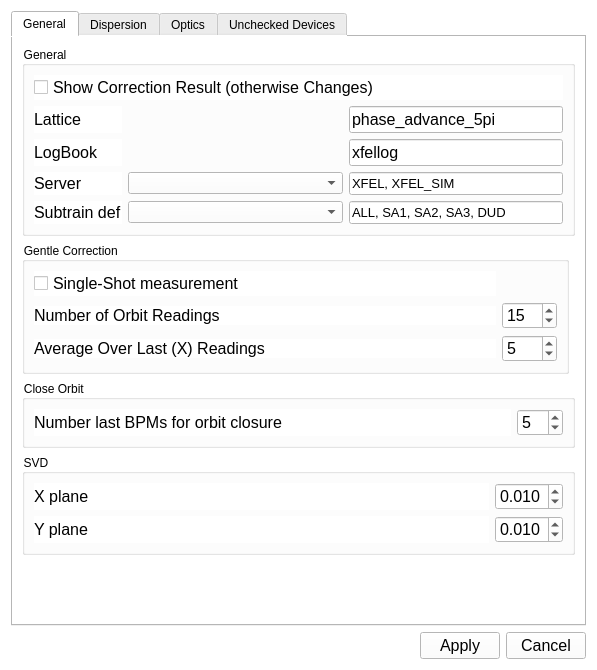
Qt form gui/UISettings.ui (sergey-tomin/manul) before a commit.
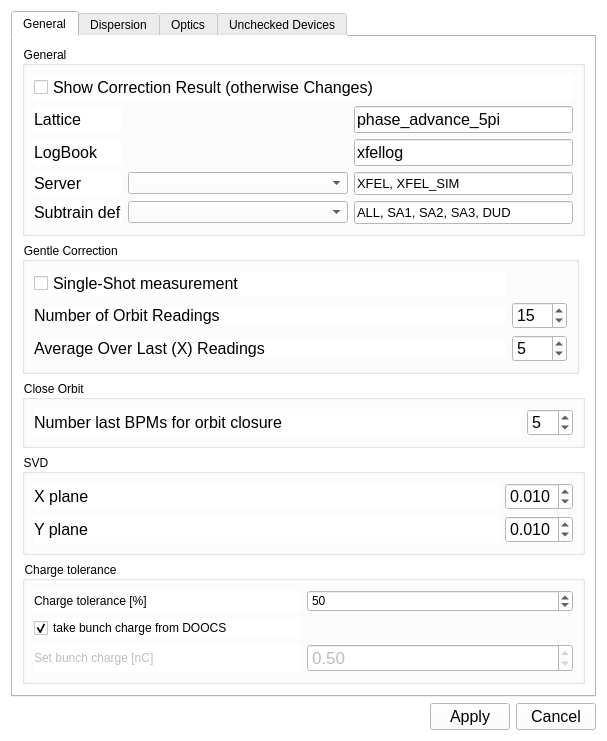
The same form after that commit.

Commit message: removed dependence from ocelot.optimizer package. implemented user defined charge threshold for BPMs

Diff of the .ui file:
```diff
--- a/gui/UISettings.ui
+++ b/gui/UISettings.ui
@@ -6,8 +6,8 @@
    <rect>
     <x>0</x>
     <y>0</y>
-    <width>597</width>
-    <height>670</height>
+    <width>607</width>
+    <height>731</height>
    </rect>
   </property>
   <property name="minimumSize">
@@ -511,7 +511,7 @@
          </item>
         </layout>
        </item>
-       <item row="3" column="0">
+       <item row="4" column="0">
         <spacer name="verticalSpacer_4">
          <property name="orientation">
           <enum>Qt::Vertical</enum>
@@ -524,6 +524,81 @@
          </property>
         </spacer>
        </item>
+       <item row="3" column="0">
+        <widget class="QGroupBox" name="groupBox_4">
+         <property name="title">
+          <string>Charge tolerance</string>
+         </property>
+         <layout class="QGridLayout" name="gridLayout_3">
+          <item row="0" column="0">
+           <widget class="QLabel" name="label">
+            <property name="text">
+             <string>Charge tolerance [%]</string>
+            </property>
+           </widget>
+          </item>
+          <item row="0" column="1">
+           <widget class="QSpinBox" name="sb_charge_tol">
+            <property name="singleStep">
+             <number>5</number>
+            </property>
+            <property name="value">
+             <number>50</number>
+            </property>
+           </widget>
+          </item>
+          <item row="1" column="0">
+           <widget class="QCheckBox" name="cb_charge_doocs">
+            <property name="text">
+             <string>take bunch charge from DOOCS</string>
+            </property>
+            <property name="checked">
+             <bool>true</bool>
+            </property>
+           </widget>
+          </item>
+          <item row="2" column="0">
+           <widget class="QLabel" name="label_17">
+            <property name="enabled">
+             <bool>false</bool>
+            </property>
+            <property name="text">
+             <string>Set bunch charge [nC]</string>
+            </property>
+           </widget>
+          </item>
+          <item row="2" column="1">
+           <widget class="QDoubleSpinBox" name="sb_bunch_charge">
+            <property name="enabled">
+             <bool>false</bool>
+            </property>
+            <property name="font">
+             <font>
+              <pointsize>13</pointsize>
+              <weight>50</weight>
+              <bold>false</bold>
+             </font>
+            </property>
+            <property name="locale">
+             <locale language="English" country="UnitedStates"/>
+            </property>
+            <property name="decimals">
+             <number>2</number>
+            </property>
+            <property name="maximum">
+             <double>2.000000000000000</double>
+            </property>
+            <property name="singleStep">
+             <double>0.050000000000000</double>
+            </property>
+            <property name="value">
+             <double>0.500000000000000</double>
+            </property>
+           </widget>
+          </item>
+         </layout>
+        </widget>
+       </item>
       </layout>
      </widget>
      <widget class="QWidget" name="tab_2">
```
Left out of the diff: 186 changed lines with no effect on the pictures. The commit also changes 12 other files.
